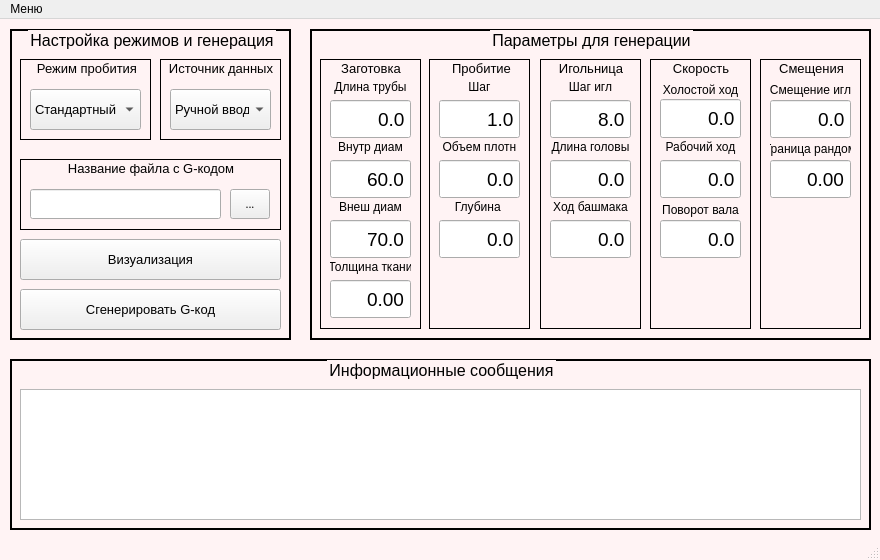
The window that design/ui_files/main.ui (kotov-ak/npm_gcode) describes before a commit, drawn with Qt 5.
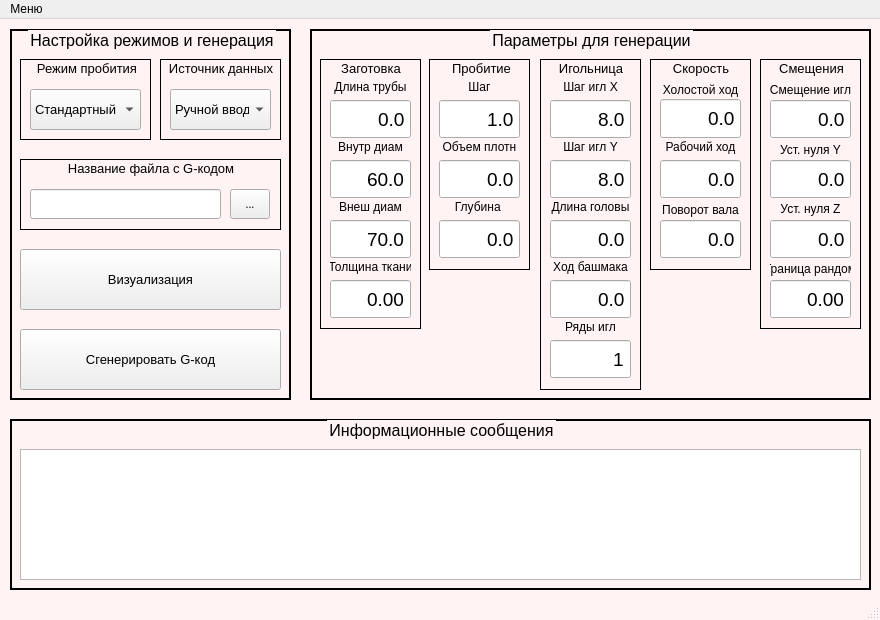
The same window after the commit. Icons and pictures are not drawn.

The edit to the form file:
```diff
--- a/design/ui_files/main.ui
+++ b/design/ui_files/main.ui
@@ -7,19 +7,19 @@
     <x>0</x>
     <y>0</y>
     <width>880</width>
-    <height>560</height>
+    <height>620</height>
    </rect>
   </property>
   <property name="minimumSize">
    <size>
     <width>880</width>
-    <height>560</height>
+    <height>620</height>
    </size>
   </property>
   <property name="maximumSize">
    <size>
-    <width>880</width>
-    <height>560</height>
+    <width>1000</width>
+    <height>740</height>
    </size>
   </property>
   <property name="font">
@@ -51,7 +51,7 @@
       <x>310</x>
       <y>10</y>
       <width>561</width>
-      <height>311</height>
+      <height>371</height>
      </rect>
     </property>
     <property name="font">
@@ -83,7 +83,7 @@
        <x>340</x>
        <y>30</y>
        <width>101</width>
-       <height>270</height>
+       <height>211</height>
       </rect>
      </property>
      <property name="font">
@@ -517,7 +517,7 @@
        <x>119</x>
        <y>30</y>
        <width>101</width>
-       <height>270</height>
+       <height>211</height>
       </rect>
      </property>
      <property name="font">
@@ -714,7 +714,7 @@
        <x>230</x>
        <y>30</y>
        <width>101</width>
-       <height>270</height>
+       <height>331</height>
       </rect>
      </property>
      <property name="font">
@@ -751,7 +751,7 @@
        </font>
       </property>
       <property name="text">
-       <string>Шаг игл</string>
+       <string>Шаг игл X</string>
       </property>
       <property name="alignment">
        <set>Qt::AlignCenter</set>
@@ -792,7 +792,7 @@
       <property name="geometry">
        <rect>
         <x>10</x>
-        <y>100</y>
+        <y>160</y>
         <width>81</width>
         <height>40</height>
        </rect>
@@ -823,7 +823,7 @@
       <property name="geometry">
        <rect>
         <x>10</x>
-        <y>80</y>
+        <y>140</y>
         <width>81</width>
         <height>16</height>
        </rect>
@@ -844,7 +844,7 @@
       <property name="geometry">
        <rect>
         <x>10</x>
-        <y>160</y>
+        <y>220</y>
         <width>81</width>
         <height>40</height>
        </rect>
@@ -872,7 +872,7 @@
       <property name="geometry">
        <rect>
         <x>10</x>
-        <y>140</y>
+        <y>200</y>
         <width>81</width>
         <height>16</height>
        </rect>
@@ -889,6 +889,113 @@
        <set>Qt::AlignCenter</set>
       </property>
      </widget>
+     <widget class="QDoubleSpinBox" name="needle_step_y">
+      <property name="geometry">
+       <rect>
+        <x>10</x>
+        <y>100</y>
+        <width>81</width>
+        <height>40</height>
+       </rect>
+      </property>
+      <property name="font">
+       <font>
+        <family>Arial</family>
+        <pointsize>14</pointsize>
+       </font>
+      </property>
+      <property name="alignment">
+       <set>Qt::AlignRight|Qt::AlignTrailing|Qt::AlignVCenter</set>
+      </property>
+      <property name="buttonSymbols">
+       <enum>QAbstractSpinBox::NoButtons</enum>
+      </property>
+      <property name="decimals">
+       <number>1</number>
+      </property>
+      <property name="minimum">
+       <double>8.000000000000000</double>
+      </property>
+      <property name="maximum">
+       <double>8.000000000000000</double>
+      </property>
+     </widget>
+     <widget class="QLabel" name="needle_step_x_lbl_2">
+      <property name="geometry">
+       <rect>
+        <x>10</x>
+        <y>80</y>
+        <width>81</width>
+        <height>16</height>
+       </rect>
+      </property>
+      <property name="font">
+       <font>
+        <family>Arial</family>
+       </font>
+      </property>
+      <property name="text">
+       <string>Шаг игл Y</string>
+      </property>
+      <property name="alignment">
+       <set>Qt::AlignCenter</set>
+      </property>
+     </widget>
+     <widget class="QLabel" name="needle_row_num_lbl">
+      <property name="geometry">
+       <rect>
+        <x>10</x>
+        <y>260</y>
+        <width>81</width>
+        <height>16</height>
+       </rect>
+      </property>
+      <property name="font">
+       <font>
+        <family>Arial</family>
+       </font>
+      </property>
+      <property name="text">
+       <string>Ряды игл</string>
+      </property>
+      <property name="alignment">
+       <set>Qt::AlignCenter</set>
+      </property>
+     </widget>
+     <widget class="QDoubleSpinBox" name="needle_row_num">
+      <property name="geometry">
+       <rect>
+        <x>10</x>
+        <y>280</y>
+        <width>81</width>
+        <height>40</height>
+       </rect>
+      </property>
+      <property name="font">
+       <font>
+        <family>Arial</family>
+        <pointsize>14</pointsize>
+       </font>
+      </property>
+      <property name="alignment">
+       <set>Qt::AlignRight|Qt::AlignTrailing|Qt::AlignVCenter</set>
+      </property>
+      <property name="buttonSymbols">
+       <enum>QAbstractSpinBox::NoButtons</enum>
+      </property>
+      <property name="decimals">
+       <number>0</number>
+      </property>
+      <property name="minimum">
+       <double>1.000000000000000</double>
+      </property>
+      <property name="maximum">
+       <double>5.000000000000000</double>
+      </property>
+      <property name="singleStep">
+       <double>2.000000000000000</double>
+      </property>
+     </widget>
     </widget>
     <widget class="QGroupBox" name="offsets_setting">
      <property name="geometry">
@@ -971,7 +1078,7 @@
       <property name="geometry">
        <rect>
         <x>10</x>
-        <y>100</y>
+        <y>220</y>
         <width>81</width>
         <height>40</height>
        </rect>
@@ -1002,7 +1109,7 @@
       <property name="geometry">
        <rect>
         <x>10</x>
-        <y>80</y>
+        <y>200</y>
         <width>81</width>
         <height>20</height>
        </rect>
@@ -1019,6 +1126,104 @@
        <set>Qt::AlignCenter</set>
       </property>
      </widget>
+     <widget class="QLabel" name="zero_offset_y_lbl">
+      <property name="geometry">
+       <rect>
+        <x>10</x>
+        <y>81</y>
+        <width>81</width>
+        <height>20</height>
+       </rect>
+      </property>
+      <property name="font">
+       <font>
+        <family>Arial</family>
+       </font>
+      </property>
+      <property name="text">
+       <string>Уст. нуля Y</string>
+      </property>
+      <property name="alignment">
+       <set>Qt::AlignCenter</set>
+      </property>
+     </widget>
+     <widget class="QDoubleSpinBox" name="zero_offset_y">
+      <property name="geometry">
+       <rect>
+        <x>10</x>
+        <y>100</y>
+        <width>81</width>
+        <height>40</height>
+       </rect>
+      </property>
+      <property name="font">
+       <font>
+        <family>Arial</family>
+        <pointsize>14</pointsize>
+       </font>
+      </property>
+      <property name="alignment">
+       <set>Qt::AlignRight|Qt::AlignTrailing|Qt::AlignVCenter</set>
+      </property>
+      <property name="buttonSymbols">
+       <enum>QAbstractSpinBox::NoButtons</enum>
+      </property>
+      <property name="decimals">
+       <number>1</number>
+      </property>
+      <property name="maximum">
+       <double>100.000000000000000</double>
+      </property>
+     </widget>
+     <widget class="QLabel" name="zero_offset_z_lbl">
+      <property name="geometry">
+       <rect>
+        <x>10</x>
+        <y>140</y>
+        <width>81</width>
+        <height>20</height>
+       </rect>
+      </property>
+      <property name="font">
+       <font>
+        <family>Arial</family>
+       </font>
+      </property>
+      <property name="text">
+       <string>Уст. нуля Z</string>
+      </property>
+      <property name="alignment">
+       <set>Qt::AlignCenter</set>
+      </property>
+     </widget>
+     <widget class="QDoubleSpinBox" name="zero_offset_z">
+      <property name="geometry">
+       <rect>
+        <x>10</x>
+        <y>160</y>
+        <width>81</width>
+        <height>40</height>
+       </rect>
+      </property>
+      <property name="font">
+       <font>
+        <family>Arial</family>
+        <pointsize>14</pointsize>
+       </font>
+      </property>
+      <property name="alignment">
+       <set>Qt::AlignRight|Qt::AlignTrailing|Qt::AlignVCenter</set>
+      </property>
+      <property name="buttonSymbols">
+       <enum>QAbstractSpinBox::NoButtons</enum>
+      </property>
+      <property name="decimals">
+       <number>1</number>
+      </property>
+      <property name="maximum">
+       <double>100.000000000000000</double>
+      </property>
+     </widget>
     </widget>
    </widget>
    <widget class="QGroupBox" name="punch_settings_group">
@@ -1027,7 +1232,7 @@
       <x>10</x>
       <y>10</y>
       <width>281</width>
-      <height>311</height>
+      <height>371</height>
      </rect>
     </property>
     <property name="font">
@@ -1222,9 +1427,9 @@
      <property name="geometry">
       <rect>
        <x>10</x>
-       <y>260</y>
+       <y>300</y>
        <width>261</width>
-       <height>41</height>
+       <height>61</height>
       </rect>
      </property>
      <property name="font">
@@ -1241,9 +1446,9 @@
      <property name="geometry">
       <rect>
        <x>10</x>
-       <y>210</y>
+       <y>220</y>
        <width>261</width>
-       <height>41</height>
+       <height>61</height>
       </rect>
      </property>
      <property name="font">
@@ -1261,7 +1466,7 @@
     <property name="geometry">
      <rect>
       <x>10</x>
-      <y>340</y>
+      <y>400</y>
       <width>861</width>
       <height>171</height>
      </rect>
```
Left out of the diff: 9 changed lines with no effect on the pictures.
